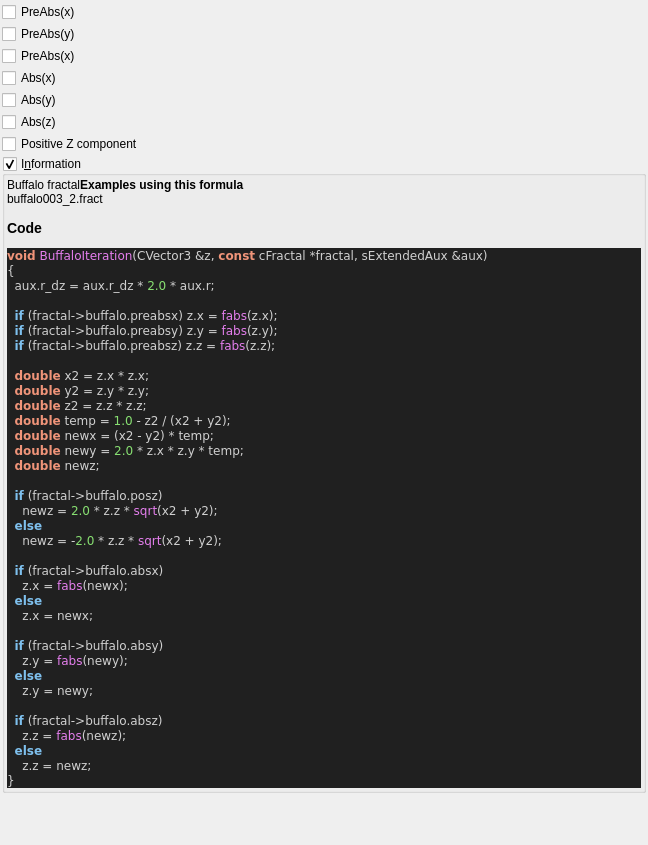
Above: mandelbulber2/qt_data/fractal_buffalo.ui from buddhi1980/mandelbulber2 before the change. Below: the same form after it.
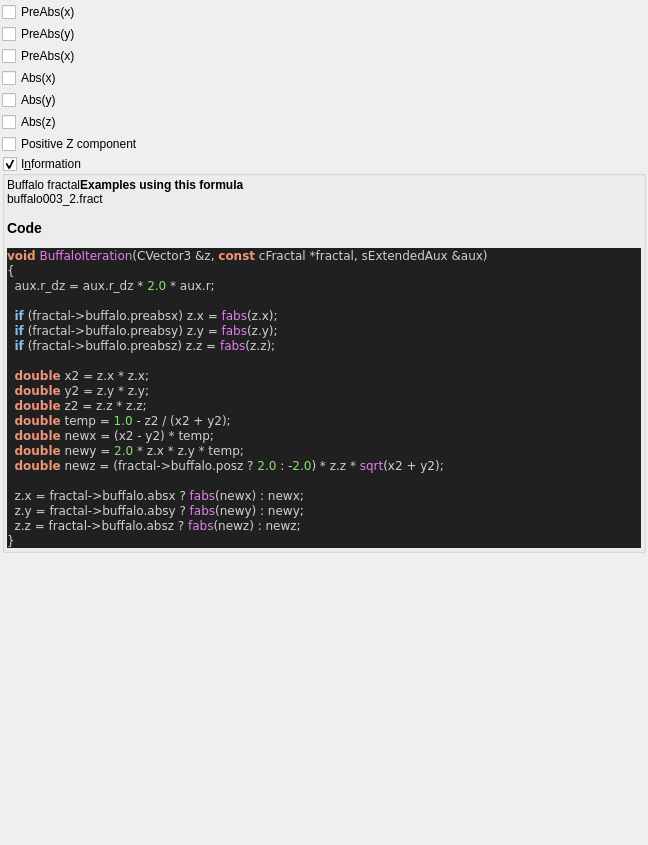
That is the form after the change. Custom widgets are drawn as their Qt base class.

Patch:
```diff
--- a/mandelbulber2/qt_data/fractal_buffalo.ui
+++ b/mandelbulber2/qt_data/fractal_buffalo.ui
@@ -168,27 +168,11 @@
   &lt;span style=&quot;color:#f09479; font-weight:bold&quot;&gt;double&lt;/span&gt; temp &lt;span style=&quot;color:#d0d0d0&quot;&gt;=&lt;/span&gt; &lt;span style=&quot;color:#87df71&quot;&gt;1.0&lt;/span&gt; &lt;span style=&quot;color:#d0d0d0&quot;&gt;-&lt;/span&gt; z2 &lt;span style=&quot;color:#d0d0d0&quot;&gt;/ (&lt;/span&gt;x2 &lt;span style=&quot;color:#d0d0d0&quot;&gt;+&lt;/span&gt; y2&lt;span style=&quot;color:#d0d0d0&quot;&gt;);&lt;/span&gt;
   &lt;span style=&quot;color:#f09479; font-weight:bold&quot;&gt;double&lt;/span&gt; newx &lt;span style=&quot;color:#d0d0d0&quot;&gt;= (&lt;/span&gt;x2 &lt;span style=&quot;color:#d0d0d0&quot;&gt;-&lt;/span&gt; y2&lt;span style=&quot;color:#d0d0d0&quot;&gt;) *&lt;/span&gt; temp&lt;span style=&quot;color:#d0d0d0&quot;&gt;;&lt;/span&gt;
   &lt;span style=&quot;color:#f09479; font-weight:bold&quot;&gt;double&lt;/span&gt; newy &lt;span style=&quot;color:#d0d0d0&quot;&gt;=&lt;/span&gt; &lt;span style=&quot;color:#87df71&quot;&gt;2.0&lt;/span&gt; &lt;span style=&quot;color:#d0d0d0&quot;&gt;*&lt;/span&gt; z&lt;span style=&quot;color:#d0d0d0&quot;&gt;.&lt;/span&gt;x &lt;span style=&quot;color:#d0d0d0&quot;&gt;*&lt;/span&gt; z&lt;span style=&quot;color:#d0d0d0&quot;&gt;.&lt;/span&gt;y &lt;span style=&quot;color:#d0d0d0&quot;&gt;*&lt;/span&gt; temp&lt;span style=&quot;color:#d0d0d0&quot;&gt;;&lt;/span&gt;
-  &lt;span style=&quot;color:#f09479; font-weight:bold&quot;&gt;double&lt;/span&gt; newz&lt;span style=&quot;color:#d0d0d0&quot;&gt;;&lt;/span&gt;
+  &lt;span style=&quot;color:#f09479; font-weight:bold&quot;&gt;double&lt;/span&gt; newz &lt;span style=&quot;color:#d0d0d0&quot;&gt;= (&lt;/span&gt;fractal&lt;span style=&quot;color:#d0d0d0&quot;&gt;-&amp;gt;&lt;/span&gt;buffalo&lt;span style=&quot;color:#d0d0d0&quot;&gt;.&lt;/span&gt;posz ? &lt;span style=&quot;color:#87df71&quot;&gt;2.0&lt;/span&gt; &lt;span style=&quot;color:#d0d0d0&quot;&gt;: -&lt;/span&gt;&lt;span style=&quot;color:#87df71&quot;&gt;2.0&lt;/span&gt;&lt;span style=&quot;color:#d0d0d0&quot;&gt;) *&lt;/span&gt; z&lt;span style=&quot;color:#d0d0d0&quot;&gt;.&lt;/span&gt;z &lt;span style=&quot;color:#d0d0d0&quot;&gt;*&lt;/span&gt; &lt;span style=&quot;color:#e47eed&quot;&gt;sqrt&lt;/span&gt;&lt;span style=&quot;color:#d0d0d0&quot;&gt;(&lt;/span&gt;x2 &lt;span style=&quot;color:#d0d0d0&quot;&gt;+&lt;/span&gt; y2&lt;span style=&quot;color:#d0d0d0&quot;&gt;);&lt;/span&gt;
 
-  &lt;span style=&quot;color:#7ec0ee; font-weight:bold&quot;&gt;if&lt;/span&gt; &lt;span style=&quot;color:#d0d0d0&quot;&gt;(&lt;/span&gt;fractal&lt;span style=&quot;color:#d0d0d0&quot;&gt;-&amp;gt;&lt;/span&gt;buffalo&lt;span style=&quot;color:#d0d0d0&quot;&gt;.&lt;/span&gt;posz&lt;span style=&quot;color:#d0d0d0&quot;&gt;)&lt;/span&gt;
-    newz &lt;span style=&quot;color:#d0d0d0&quot;&gt;=&lt;/span&gt; &lt;span style=&quot;color:#87df71&quot;&gt;2.0&lt;/span&gt; &lt;span style=&quot;color:#d0d0d0&quot;&gt;*&lt;/span&gt; z&lt;span style=&quot;color:#d0d0d0&quot;&gt;.&lt;/span&gt;z &lt;span style=&quot;color:#d0d0d0&quot;&gt;*&lt;/span&gt; &lt;span style=&quot;color:#e47eed&quot;&gt;sqrt&lt;/span&gt;&lt;span style=&quot;color:#d0d0d0&quot;&gt;(&lt;/span&gt;x2 &lt;span style=&quot;color:#d0d0d0&quot;&gt;+&lt;/span&gt; y2&lt;span style=&quot;color:#d0d0d0&quot;&gt;);&lt;/span&gt;
-  &lt;span style=&quot;color:#7ec0ee; font-weight:bold&quot;&gt;else&lt;/span&gt;
-    newz &lt;span style=&quot;color:#d0d0d0&quot;&gt;= -&lt;/span&gt;&lt;span style=&quot;color:#87df71&quot;&gt;2.0&lt;/span&gt; &lt;span style=&quot;color:#d0d0d0&quot;&gt;*&lt;/span&gt; z&lt;span style=&quot;color:#d0d0d0&quot;&gt;.&lt;/span&gt;z &lt;span style=&quot;color:#d0d0d0&quot;&gt;*&lt;/span&gt; &lt;span style=&quot;color:#e47eed&quot;&gt;sqrt&lt;/span&gt;&lt;span style=&quot;color:#d0d0d0&quot;&gt;(&lt;/span&gt;x2 &lt;span style=&quot;color:#d0d0d0&quot;&gt;+&lt;/span&gt; y2&lt;span style=&quot;color:#d0d0d0&quot;&gt;);&lt;/span&gt;
-
-  &lt;span style=&quot;color:#7ec0ee; font-weight:bold&quot;&gt;if&lt;/span&gt; &lt;span style=&quot;color:#d0d0d0&quot;&gt;(&lt;/span&gt;fractal&lt;span style=&quot;color:#d0d0d0&quot;&gt;-&amp;gt;&lt;/span&gt;buffalo&lt;span style=&quot;color:#d0d0d0&quot;&gt;.&lt;/span&gt;absx&lt;span style=&quot;color:#d0d0d0&quot;&gt;)&lt;/span&gt;
-    z&lt;span style=&quot;color:#d0d0d0&quot;&gt;.&lt;/span&gt;x &lt;span style=&quot;color:#d0d0d0&quot;&gt;=&lt;/span&gt; &lt;span style=&quot;color:#e47eed&quot;&gt;fabs&lt;/span&gt;&lt;span style=&quot;color:#d0d0d0&quot;&gt;(&lt;/span&gt;newx&lt;span style=&quot;color:#d0d0d0&quot;&gt;);&lt;/span&gt;
-  &lt;span style=&quot;color:#7ec0ee; font-weight:bold&quot;&gt;else&lt;/span&gt;
-    z&lt;span style=&quot;color:#d0d0d0&quot;&gt;.&lt;/span&gt;x &lt;span style=&quot;color:#d0d0d0&quot;&gt;=&lt;/span&gt; newx&lt;span style=&quot;color:#d0d0d0&quot;&gt;;&lt;/span&gt;
-
-  &lt;span style=&quot;color:#7ec0ee; font-weight:bold&quot;&gt;if&lt;/span&gt; &lt;span style=&quot;color:#d0d0d0&quot;&gt;(&lt;/span&gt;fractal&lt;span style=&quot;color:#d0d0d0&quot;&gt;-&amp;gt;&lt;/span&gt;buffalo&lt;span style=&quot;color:#d0d0d0&quot;&gt;.&lt;/span&gt;absy&lt;span style=&quot;color:#d0d0d0&quot;&gt;)&lt;/span&gt;
-    z&lt;span style=&quot;color:#d0d0d0&quot;&gt;.&lt;/span&gt;y &lt;span style=&quot;color:#d0d0d0&quot;&gt;=&lt;/span&gt; &lt;span style=&quot;color:#e47eed&quot;&gt;fabs&lt;/span&gt;&lt;span style=&quot;color:#d0d0d0&quot;&gt;(&lt;/span&gt;newy&lt;span style=&quot;color:#d0d0d0&quot;&gt;);&lt;/span&gt;
-  &lt;span style=&quot;color:#7ec0ee; font-weight:bold&quot;&gt;else&lt;/span&gt;
-    z&lt;span style=&quot;color:#d0d0d0&quot;&gt;.&lt;/span&gt;y &lt;span style=&quot;color:#d0d0d0&quot;&gt;=&lt;/span&gt; newy&lt;span style=&quot;color:#d0d0d0&quot;&gt;;&lt;/span&gt;
-
-  &lt;span style=&quot;color:#7ec0ee; font-weight:bold&quot;&gt;if&lt;/span&gt; &lt;span style=&quot;color:#d0d0d0&quot;&gt;(&lt;/span&gt;fractal&lt;span style=&quot;color:#d0d0d0&quot;&gt;-&amp;gt;&lt;/span&gt;buffalo&lt;span style=&quot;color:#d0d0d0&quot;&gt;.&lt;/span&gt;absz&lt;span style=&quot;color:#d0d0d0&quot;&gt;)&lt;/span&gt;
-    z&lt;span style=&quot;color:#d0d0d0&quot;&gt;.&lt;/span&gt;z &lt;span style=&quot;color:#d0d0d0&quot;&gt;=&lt;/span&gt; &lt;span style=&quot;color:#e47eed&quot;&gt;fabs&lt;/span&gt;&lt;span style=&quot;color:#d0d0d0&quot;&gt;(&lt;/span&gt;newz&lt;span style=&quot;color:#d0d0d0&quot;&gt;);&lt;/span&gt;
-  &lt;span style=&quot;color:#7ec0ee; font-weight:bold&quot;&gt;else&lt;/span&gt;
-    z&lt;span style=&quot;color:#d0d0d0&quot;&gt;.&lt;/span&gt;z &lt;span style=&quot;color:#d0d0d0&quot;&gt;=&lt;/span&gt; newz&lt;span style=&quot;color:#d0d0d0&quot;&gt;;&lt;/span&gt;
+  z&lt;span style=&quot;color:#d0d0d0&quot;&gt;.&lt;/span&gt;x &lt;span style=&quot;color:#d0d0d0&quot;&gt;=&lt;/span&gt; fractal&lt;span style=&quot;color:#d0d0d0&quot;&gt;-&amp;gt;&lt;/span&gt;buffalo&lt;span style=&quot;color:#d0d0d0&quot;&gt;.&lt;/span&gt;absx ? &lt;span style=&quot;color:#e47eed&quot;&gt;fabs&lt;/span&gt;&lt;span style=&quot;color:#d0d0d0&quot;&gt;(&lt;/span&gt;newx&lt;span style=&quot;color:#d0d0d0&quot;&gt;) :&lt;/span&gt; newx&lt;span style=&quot;color:#d0d0d0&quot;&gt;;&lt;/span&gt;
+  z&lt;span style=&quot;color:#d0d0d0&quot;&gt;.&lt;/span&gt;y &lt;span style=&quot;color:#d0d0d0&quot;&gt;=&lt;/span&gt; fractal&lt;span style=&quot;color:#d0d0d0&quot;&gt;-&amp;gt;&lt;/span&gt;buffalo&lt;span style=&quot;color:#d0d0d0&quot;&gt;.&lt;/span&gt;absy ? &lt;span style=&quot;color:#e47eed&quot;&gt;fabs&lt;/span&gt;&lt;span style=&quot;color:#d0d0d0&quot;&gt;(&lt;/span&gt;newy&lt;span style=&quot;color:#d0d0d0&quot;&gt;) :&lt;/span&gt; newy&lt;span style=&quot;color:#d0d0d0&quot;&gt;;&lt;/span&gt;
+  z&lt;span style=&quot;color:#d0d0d0&quot;&gt;.&lt;/span&gt;z &lt;span style=&quot;color:#d0d0d0&quot;&gt;=&lt;/span&gt; fractal&lt;span style=&quot;color:#d0d0d0&quot;&gt;-&amp;gt;&lt;/span&gt;buffalo&lt;span style=&quot;color:#d0d0d0&quot;&gt;.&lt;/span&gt;absz ? &lt;span style=&quot;color:#e47eed&quot;&gt;fabs&lt;/span&gt;&lt;span style=&quot;color:#d0d0d0&quot;&gt;(&lt;/span&gt;newz&lt;span style=&quot;color:#d0d0d0&quot;&gt;) :&lt;/span&gt; newz&lt;span style=&quot;color:#d0d0d0&quot;&gt;;&lt;/span&gt;
 &lt;span style=&quot;color:#d0d0d0&quot;&gt;}&lt;/span&gt;
 &lt;/pre&gt;
 &lt;/body&gt;</string>
```
